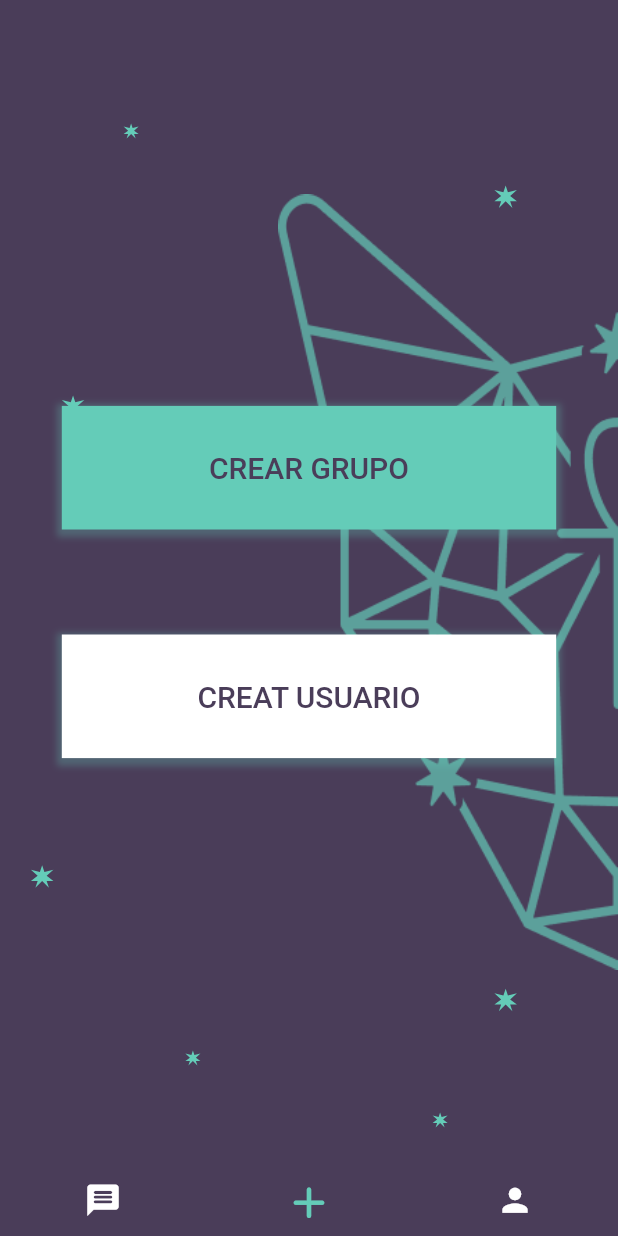
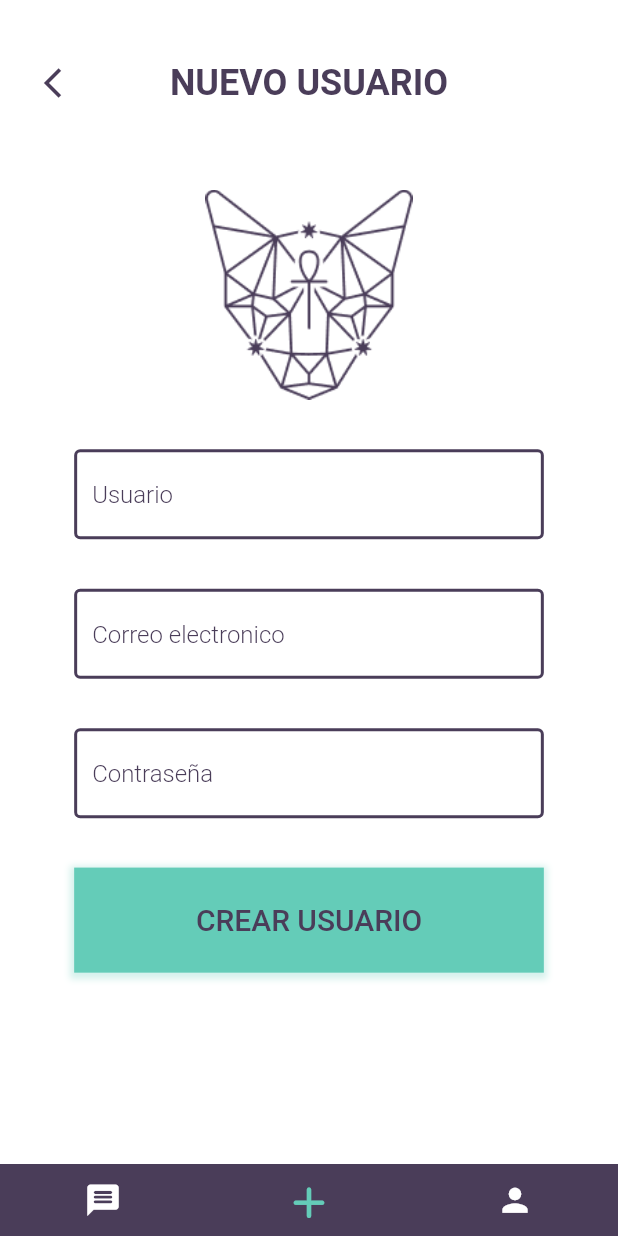
Before and after one commit to FlutterLabTeam/almanubis, a Flutter app: the AdminPanel screen opened by its route, after a tap on "CREAT USUARIO", on a phone screen of 412 x 824 dp. Run offline on Flutter 3.47's test engine with Material 2 defaults, Android fonts, the phone set to English and light mode, and no system bars; our stand-ins replace dartz, firebase_auth, firebase_storage, flutter_bloc, get_it, shared_preferences; accounts and stored records are empty.

Commit message:
se creo el header y el nuevo usuario

```diff
--- /dev/null
+++ b/lib/core/components/appbar/custom_appbar.dart
@@ -0,0 +1,97 @@
+import 'package:almanubis/core/util/company_colors.dart';
+import 'package:flutter/material.dart';
+
+
+enum ElevationCount{
+  E0,
+  E26,
+  E12,
+  E38,
+  E54,
+  E45,
+  E87,
+  E100
+}
+
+class CustomAppBarModel {
+  final Widget body;
+  final double? height;
+  final ElevationCount elevation;
+  final Function handledGoBack;
+
+  CustomAppBarModel({
+    this.height = 110,
+    this.elevation = ElevationCount.E0,
+    required this.body,
+    required this.handledGoBack,
+  });
+}
+
+class CustomAppBar extends StatelessWidget {
+  final CustomAppBarModel model;
+
+  const CustomAppBar({Key? key, required this.model}) : super(key: key);
+
+  @override
+  Widget build(BuildContext context) {
+    return Container(
+      decoration: BoxDecoration(
+        color: Colors.white,
+        boxShadow: [
+          BoxShadow(
+            color: _getElevation(model.elevation),
+            offset: const Offset(0,2),
+            spreadRadius: 2,
+            blurRadius: 4,
+          )
+        ]
+
+      ),
+      height: model.height,
+      child: Row(
+        mainAxisAlignment: MainAxisAlignment.center,
+        crossAxisAlignment: CrossAxisAlignment.center,
+        children: [
+          Expanded(
+            flex: 1,
+            child: Icon(
+              Icons.arrow_back_ios,
+              color: CompanyColor.color().primary,
+            ),
+          ),
+          Expanded(
+            flex: 3,
+            child: Container(
+              alignment: Alignment.center,
+                child: model.body)
+          ),
+          const Expanded(
+            flex: 1,
+            child: SizedBox(),
+          )
+        ],
+      ),
+    );
+  }
+
+  Color _getElevation(ElevationCount elevation){
+    switch (elevation) {
+      case ElevationCount.E0:
+        return Colors.transparent;
+      case ElevationCount.E26:
+        return Colors.black26;
+      case ElevationCount.E12:
+        return Colors.black12;
+      case ElevationCount.E38:
+        return Colors.black38;
+      case ElevationCount.E54:
+        return Colors.black54;
+      case ElevationCount.E45:
+        return Colors.black45;
+      case ElevationCount.E87:
+        return Colors.black87;
+      case ElevationCount.E100:
+        return Colors.black;
+    }
+  }
+}
--- a/lib/core/util/company_fonts.dart
+++ b/lib/core/util/company_fonts.dart
@@ -24,9 +24,10 @@ class CompanyFontStyle {
 
   factory CompanyFontStyle.style(){
     return CompanyFontStyle(
-      titleStyle: const TextStyle(
+      titleStyle: TextStyle(
         fontSize: 24,
-        fontWeight: FontWeight.bold
+        fontWeight: FontWeight.bold,
+        color: CompanyColor.color().primary
       ),
       subTitleStyle:  const TextStyle(
           fontSize: 18,
--- a/lib/features/admin_panel/presentation/pages/admin_panel.dart
+++ b/lib/features/admin_panel/presentation/pages/admin_panel.dart
@@ -29,7 +29,8 @@ class _AdminPanelState extends State<AdminPanel> {
                   model: CustomButtonModel(
                       handledButton: () {},
                       color: CustomButtonColor.dark,
-                        label: "CREAR GRUPO")),
+                      label: "CREAR GRUPO"),
+                ),
               ),
               const SizedBox(height: 70),
               Container(
@@ -37,14 +38,15 @@ class _AdminPanelState extends State<AdminPanel> {
                 margin: EdgeInsets.symmetric(horizontal: size.width * 0.1),
                 child: CustomButton(
                   model: CustomButtonModel(
-                        handledButton: () {},
+                      handledButton: () => Navigator.of(context).pushNamed('/newUser'),
                       color: CustomButtonColor.light,
-                        label: "CREAT USUARIO")),
+                      label: "CREAT USUARIO"),
+                ),
               )
             ]),
       ),
       bottomNavigationBar: CustomNavigationBar(
-        onTapPlus: (){},
+        onTapPlus: () {},
         model: CustomNavigationBarModel(
           color: CustomNavigationBarColors.black,
         ),
--- a/lib/features/auth/presentation/pages/auth.dart
+++ b/lib/features/auth/presentation/pages/auth.dart
@@ -83,8 +83,7 @@ class _AuthPageState extends State<AuthPage> {
                   child: CustomButton(
                     model: CustomButtonModel(
                       label: "Entrar",
-                      handledButton: () =>
-                          Navigator.of(context).pushNamed('/adminPanel'),
+                      handledButton: () => Navigator.of(context).pushNamed('/adminPanel'),
                       color: CustomButtonColor.dark,
                     ),
                   ),
--- /dev/null
+++ b/lib/features/new_user/presentation/pages/new_user.dart
@@ -0,0 +1,123 @@
+import 'package:almanubis/core/components/button/custom_button.dart';
+import 'package:almanubis/core/components/navigation/navigation_bar.dart';
+import 'package:almanubis/core/components/appbar/custom_appbar.dart';
+import 'package:almanubis/core/components/image/custom_image.dart';
+import 'package:almanubis/core/components/input/custom_input.dart';
+import 'package:almanubis/core/util/company_fonts.dart';
+import 'package:flutter/material.dart';
+
+class NewUser extends StatefulWidget {
+  const NewUser({Key? key}) : super(key: key);
+
+  @override
+  State<NewUser> createState() => _NewUserState();
+}
+
+class _NewUserState extends State<NewUser> {
+  static late Size size;
+  static late TextEditingController userController;
+  static late TextEditingController emailController;
+  static late TextEditingController passwordController;
+
+  @override
+  void initState() {
+    super.initState();
+    userController = TextEditingController();
+    emailController = TextEditingController();
+    passwordController = TextEditingController();
+  }
+
+  @override
+  Widget build(BuildContext context) {
+    size = MediaQuery.of(context).size;
+    return Scaffold(
+      body: SingleChildScrollView(
+        child: Column(
+          mainAxisAlignment: MainAxisAlignment.start,
+          crossAxisAlignment: CrossAxisAlignment.center,
+          children: [
+            CustomAppBar(
+              model: CustomAppBarModel(
+                body: Text(
+                  "NUEVO USUARIO",
+                  style: CompanyFontStyle.style().titleStyle,
+                ),
+                handledGoBack: () {},
+              ),
+            ),
+            Container(
+              height: size.height * 0.17,
+              margin: EdgeInsets.only(
+                top: size.height * 0.02,
+                bottom: size.height * 0.02,
+              ),
+              width: double.infinity,
+              child: CustomImage(
+                model: CustomImageModel(color: CustomImageColor.dark),
+              ),
+            ),
+            Container(
+              margin: EdgeInsets.only(
+                top: size.height * 0.02,
+                bottom: size.height * 0.02,
+                right: size.width * 0.12,
+                left: size.width * 0.12,
+              ),
+              child: CustomInput(
+                model: CustomInputColorModel(
+                    color: CustomInputColor.dark,
+                    label: "Usuario",
+                    controller: userController),
+              ),
+            ),
+            Container(
+              margin: EdgeInsets.only(
+                top: size.height * 0.02,
+                bottom: size.height * 0.02,
+                right: size.width * 0.12,
+                left: size.width * 0.12,
+              ),
+              child: CustomInput(
+                model: CustomInputColorModel(
+                    color: CustomInputColor.dark,
+                    label: "Correo electronico",
+                    controller: emailController),
+              ),
+            ),
+            Container(
+              margin: EdgeInsets.only(
+                top: size.height * 0.02,
+                bottom: size.height * 0.02,
+                right: size.width * 0.12,
+                left: size.width * 0.12,
+              ),
+              child: CustomInput(
+                model: CustomInputColorModel(
+                    color: CustomInputColor.dark,
+                    label: "Contraseña",
+                    controller: passwordController),
+              ),
+            ),
+            Container(
+              height: size.height * 0.085,
+              margin: EdgeInsets.symmetric(
+                  horizontal: size.width * 0.12,
+                  vertical: size.height * 0.02),
+              child: CustomButton(
+                model: CustomButtonModel(
+                  label: "CREAR USUARIO",
+                  handledButton: () => Navigator.of(context).pushNamed('/adminPanel'),
+                  color: CustomButtonColor.dark,
+                ),
+              ),
+            ),
+          ],
+        ),
+      ),
+      bottomNavigationBar: CustomNavigationBar(
+        onTapPlus: () {},
+        model: CustomNavigationBarModel(),
+      ),
+    );
+  }
+}
--- a/lib/routes.dart
+++ b/lib/routes.dart
@@ -1,4 +1,5 @@
 import 'package:almanubis/features/admin_panel/presentation/pages/admin_panel.dart';
+import 'package:almanubis/features/new_user/presentation/pages/new_user.dart';
 import 'package:almanubis/features/auth/presentation/pages/auth.dart';
 import 'package:flutter/material.dart';
 
@@ -15,6 +16,7 @@ class Routes {
     switch (settings.name) {
       case '/': return MaterialPageRoute(builder: (_) => const AuthPage());
       case '/adminPanel': return MaterialPageRoute(builder: (_) => const AdminPanel());
+      case '/newUser': return MaterialPageRoute(builder: (_) => const NewUser());
       default: return MaterialPageRoute(builder: (_) => const AuthPage());
     }
   }}
--- /dev/null
+++ b/lib/test_page.dart
@@ -0,0 +1,42 @@
+import 'package:flutter/material.dart';
+
+import 'core/components/navigation/navigation_bar.dart';
+
+class TestPage extends StatefulWidget {
+  TestPage({Key? key}) : super(key: key);
+
+  @override
+  _TestPageState createState() => _TestPageState();
+}
+
+class _TestPageState extends State<TestPage> {
+  @override
+  Widget build(BuildContext context) {
+    return Scaffold(
+      body: Column(children: [
+        SizedBox(
+          height: 20,
+        ),
+        SizedBox(
+          width: MediaQuery.of(context).size.width,
+          height: 69,
+          child: CustomNavigationBar(
+            model: CustomNavigationBarModel(),
+          ),
+        ),
+        SizedBox(
+          height: 20,
+        ),
+        SizedBox(
+          width: MediaQuery.of(context).size.width,
+          height: 69,
+          child: CustomNavigationBar(
+              model: CustomNavigationBarModel(),
+              onTapPlus: () {
+                print('tap plus');
+              }),
+        ),
+      ]),
+    );
+  }
+}
```
Lines whose indentation alone changed are shown as unchanged.
